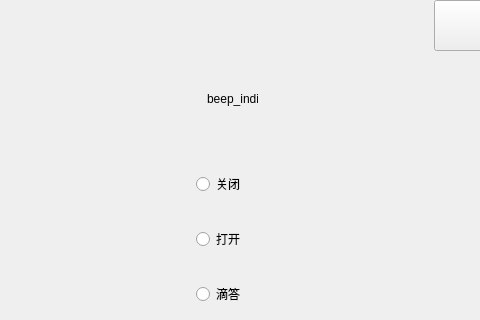
The window that app/QIndicator/mainwindow.ui (xicser/imx6ull_desktop) describes before a commit, drawn with Qt 5; both pictures show x 320 to 800 and y 0 to 320 of the 800 by 480 pixel window.
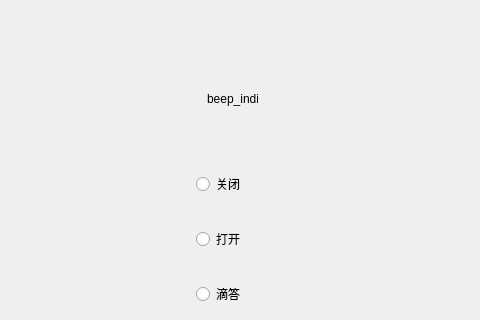
The same window after the commit.

```diff
--- a/app/QIndicator/mainwindow.ui
+++ b/app/QIndicator/mainwindow.ui
@@ -14,19 +14,6 @@
    <string>MainWindow</string>
   </property>
   <widget class="QWidget" name="centralWidget">
-   <widget class="QPushButton" name="btn_exit">
-    <property name="geometry">
-     <rect>
-      <x>754</x>
-      <y>0</y>
-      <width>51</width>
-      <height>51</height>
-     </rect>
-    </property>
-    <property name="text">
-     <string/>
-    </property>
-   </widget>
    <widget class="QLabel" name="label_title">
     <property name="geometry">
      <rect>
```
